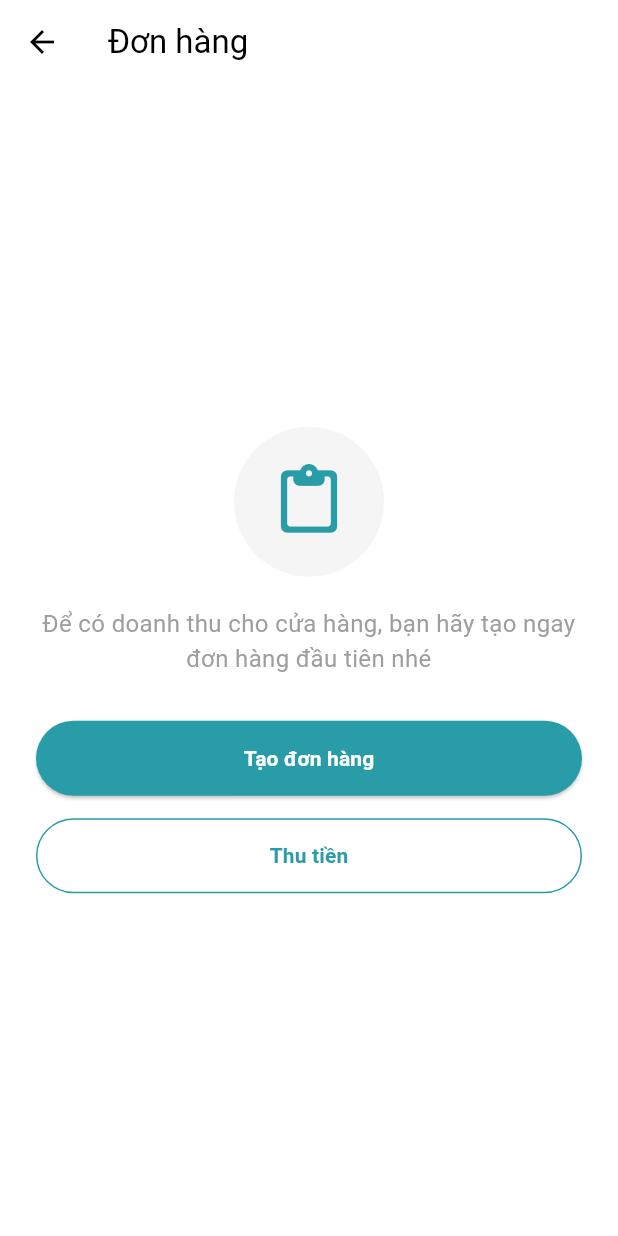
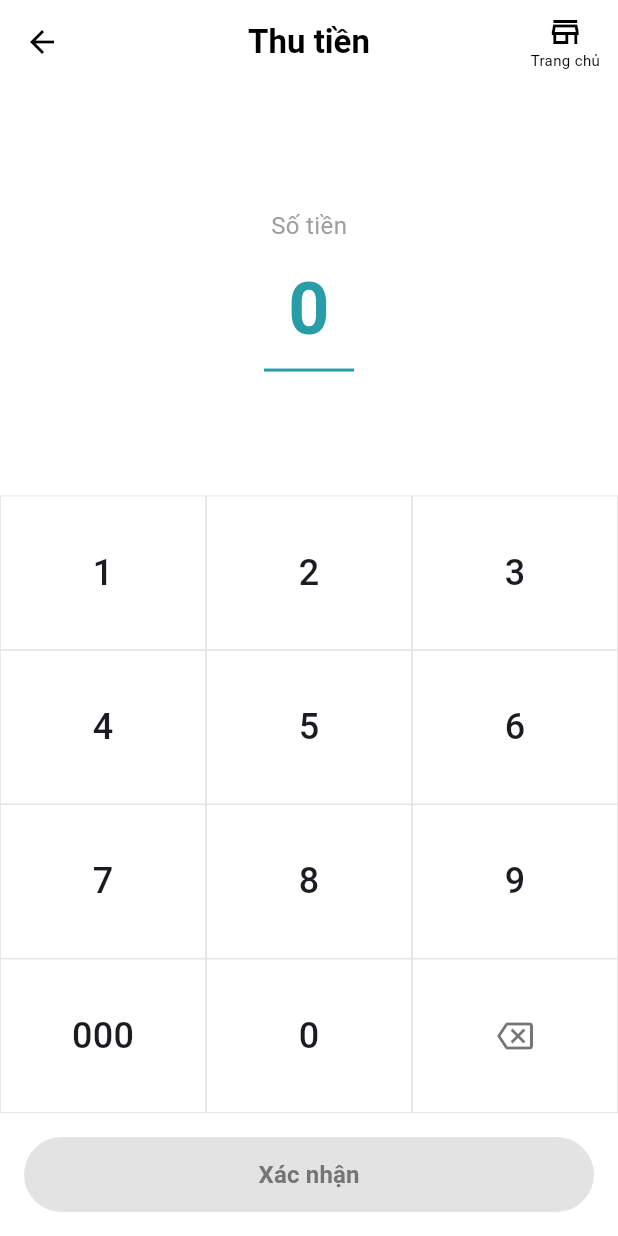
Before and after one commit to TrongPhucX5/BizFlowProject, a Flutter app: the OrderScreen screen opened by its route, after a tap on "Thu tiền", on a phone screen of 412 x 824 dp. Run offline on Flutter 3.47's test engine with Material 3 defaults, Android fonts, the phone set to English and light mode, and no system bars; our stand-ins replace dio, flutter_secure_storage, font_awesome_flutter, google_fonts, google_sign_in, shared_preferences; accounts and stored records are empty.

Commit message:
thêm màn hình thu tiền cho đơn hàng

```diff
--- a/mobile/lib/features/order/presentation/order_screen.dart
+++ b/mobile/lib/features/order/presentation/order_screen.dart
@@ -1,11 +1,13 @@
 import 'package:flutter/material.dart';
+import 'package:mobile/features/Sales/presentation/sales_screen.dart';
+import 'package:mobile/features/order/presentation/payment_screen.dart';
 
 class OrderScreen extends StatelessWidget {
   const OrderScreen({super.key});
 
   @override
   Widget build(BuildContext context) {
-    const Color kPrimaryColor = Color(0xff289ca7); // Màu xanh lá
+    const Color kPrimaryColor = Color(0xff289ca7);
 
     return Scaffold(
       backgroundColor: Colors.white,
@@ -15,13 +17,12 @@ class OrderScreen extends StatelessWidget {
         elevation: 0,
         iconTheme: const IconThemeData(color: Colors.black),
       ),
-      body: Center( // Dùng Center để căn giữa toàn bộ
+      body: Center(
         child: Padding(
           padding: const EdgeInsets.all(24.0),
           child: Column(
             mainAxisAlignment: MainAxisAlignment.center,
             children: [
-              // Icon Bảng kẹp giấy (Checklist)
               Container(
                 width: 100, height: 100,
                 decoration: BoxDecoration(color: Colors.grey.shade100, shape: BoxShape.circle),
@@ -34,22 +35,37 @@ class OrderScreen extends StatelessWidget {
                 style: TextStyle(color: Colors.grey, fontSize: 16),
               ),
               const SizedBox(height: 30),
+
+              // === NÚT 1: TẠO ĐƠN HÀNG -> Sang SalesScreen ===
               SizedBox(
                 width: double.infinity,
                 height: 50,
                 child: ElevatedButton(
                   style: ElevatedButton.styleFrom(backgroundColor: kPrimaryColor),
-                  onPressed: () {},
+                  onPressed: () {
+                    Navigator.push(
+                      context,
+                      // Chuyển sang SalesScreen
+                      MaterialPageRoute(builder: (context) => const SalesScreen()),
+                    );
+                  },
                   child: const Text("Tạo đơn hàng", style: TextStyle(color: Colors.white, fontWeight: FontWeight.bold)),
                 ),
               ),
               const SizedBox(height: 15),
+
+              // === NÚT 2: THU TIỀN -> Sang màn hình Bàn phím số ===
               SizedBox(
                 width: double.infinity,
                 height: 50,
                 child: OutlinedButton(
                   style: OutlinedButton.styleFrom(side: const BorderSide(color: kPrimaryColor)),
-                  onPressed: () {},
+                  onPressed: () {
+                    Navigator.push(
+                      context,
+                      MaterialPageRoute(builder: (context) => const PaymentScreen()),
+                    );
+                  },
                   child: const Text("Thu tiền", style: TextStyle(color: kPrimaryColor, fontWeight: FontWeight.bold)),
                 ),
               ),
--- /dev/null
+++ b/mobile/lib/features/order/presentation/payment_screen.dart
@@ -0,0 +1,178 @@
+import 'package:flutter/material.dart';
+import 'package:intl/intl.dart';
+
+// ⚠️ ĐÃ SỬA: Đổi 'mobile' thành 'bizflow_project' cho đúng tên project của ông
+import 'package:mobile/features/home/presentation/main_screen.dart';
+
+class PaymentScreen extends StatefulWidget {
+  const PaymentScreen({super.key});
+
+  @override
+  State<PaymentScreen> createState() => _PaymentScreenState();
+}
+
+class _PaymentScreenState extends State<PaymentScreen> {
+  final Color kPrimaryColor = const Color(0xff289ca7);
+  final Color kBorderColor = Colors.grey.shade300;
+
+  String _amountString = "0";
+
+  void _handleKeyPress(String value) {
+    setState(() {
+      if (value == 'backspace') {
+        if (_amountString.length > 1) {
+          _amountString = _amountString.substring(0, _amountString.length - 1);
+        } else {
+          _amountString = '0';
+        }
+      } else if (_amountString == '0') {
+        if (value != '000' && value != '0') {
+          _amountString = value;
+        }
+      } else {
+        if (_amountString.length < 12) {
+          _amountString += value;
+        }
+      }
+    });
+  }
+
+  String get _formattedAmount {
+    if (_amountString == '0') return '0';
+    try {
+      final formatter = NumberFormat('#,###', 'vi_VN');
+      return formatter.format(int.parse(_amountString));
+    } catch (e) {
+      return _amountString;
+    }
+  }
+
+  // Hàm này chuẩn rồi: Xóa hết lịch sử và set MainScreen làm màn hình gốc
+  void _navigateToHome(BuildContext context) {
+    Navigator.pushAndRemoveUntil(
+      context,
+      MaterialPageRoute(builder: (context) => const MainScreen()),
+          (route) => false,
+    );
+  }
+
+  @override
+  Widget build(BuildContext context) {
+    bool hasAmount = _amountString != '0';
+
+    return Scaffold(
+      backgroundColor: Colors.white,
+      appBar: AppBar(
+        backgroundColor: Colors.white,
+        elevation: 0,
+        leading: IconButton(
+          icon: const Icon(Icons.arrow_back, color: Colors.black),
+          onPressed: () => Navigator.of(context).pop(),
+        ),
+        title: const Text('Thu tiền', style: TextStyle(color: Colors.black, fontWeight: FontWeight.bold)),
+        centerTitle: true,
+        actions: [
+          // Nút Trang chủ
+          InkWell(
+            onTap: () => _navigateToHome(context),
+            child: Padding(
+              padding: const EdgeInsets.symmetric(horizontal: 12.0),
+              child: Column(
+                mainAxisAlignment: MainAxisAlignment.center,
+                children: const [
+                  Icon(Icons.store_outlined, color: Colors.black, size: 24),
+                  Text("Trang chủ", style: TextStyle(color: Colors.black, fontSize: 10)),
+                ],
+              ),
+            ),
+          )
+        ],
+      ),
+      body: Column(
+        children: [
+          Expanded(
+            flex: 4,
+            child: Column(
+              mainAxisAlignment: MainAxisAlignment.center,
+              children: [
+                const Text("Số tiền", style: TextStyle(color: Colors.grey, fontSize: 16)),
+                const SizedBox(height: 10),
+                Text(
+                  _formattedAmount,
+                  style: TextStyle(color: kPrimaryColor, fontSize: 48, fontWeight: FontWeight.bold),
+                ),
+                const SizedBox(height: 5),
+                Container(width: 60, height: 2, color: kPrimaryColor),
+              ],
+            ),
+          ),
+          Expanded(
+            flex: 6,
+            child: Column(
+              children: [
+                _buildKeypadRow(['1', '2', '3']),
+                _buildKeypadRow(['4', '5', '6']),
+                _buildKeypadRow(['7', '8', '9']),
+                _buildKeypadRow(['000', '0', 'backspace']),
+              ],
+            ),
+          ),
+          Padding(
+            padding: const EdgeInsets.all(16.0),
+            child: SizedBox(
+              width: double.infinity,
+              height: 50,
+              child: ElevatedButton(
+                style: ElevatedButton.styleFrom(
+                  backgroundColor: hasAmount ? kPrimaryColor : Colors.grey.shade300,
+                  elevation: 0,
+                ),
+                onPressed: hasAmount
+                    ? () {
+                  print("Xác nhận thu: $_amountString");
+                }
+                    : null,
+                child: Text(
+                  "Xác nhận",
+                  style: TextStyle(
+                    color: hasAmount ? Colors.white : Colors.grey.shade600,
+                    fontWeight: FontWeight.bold,
+                    fontSize: 16,
+                  ),
+                ),
+              ),
+            ),
+          ),
+        ],
+      ),
+    );
+  }
+
+  Widget _buildKeypadRow(List<String> keys) {
+    return Expanded(
+      child: Row(
+        children: keys.map((key) => _buildKeypadButton(key)).toList(),
+      ),
+    );
+  }
+
+  Widget _buildKeypadButton(String key) {
+    return Expanded(
+      child: InkWell(
+        onTap: () => _handleKeyPress(key),
+        child: Container(
+          decoration: BoxDecoration(
+            border: Border.all(color: kBorderColor, width: 0.5),
+          ),
+          alignment: Alignment.center,
+          child: key == 'backspace'
+              ? const Icon(Icons.backspace_outlined, color: Colors.black54)
+              : Text(
+            key,
+            style: const TextStyle(fontSize: 24, fontWeight: FontWeight.w500),
+          ),
+        ),
+      ),
+    );
+  }
+}
```
